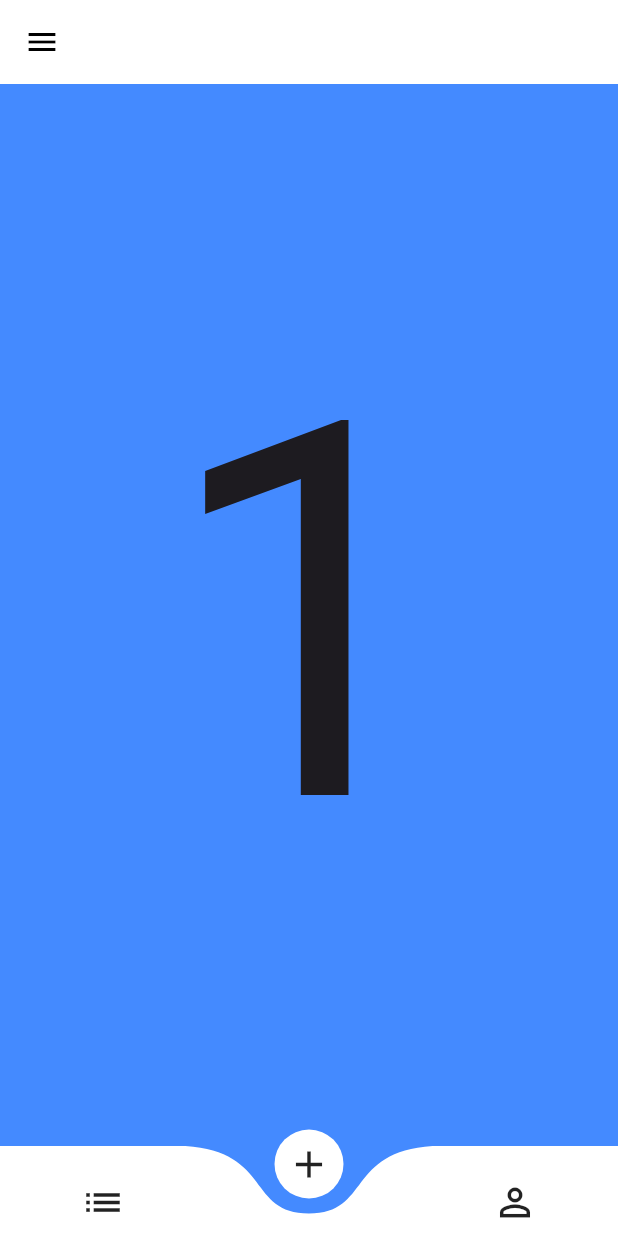
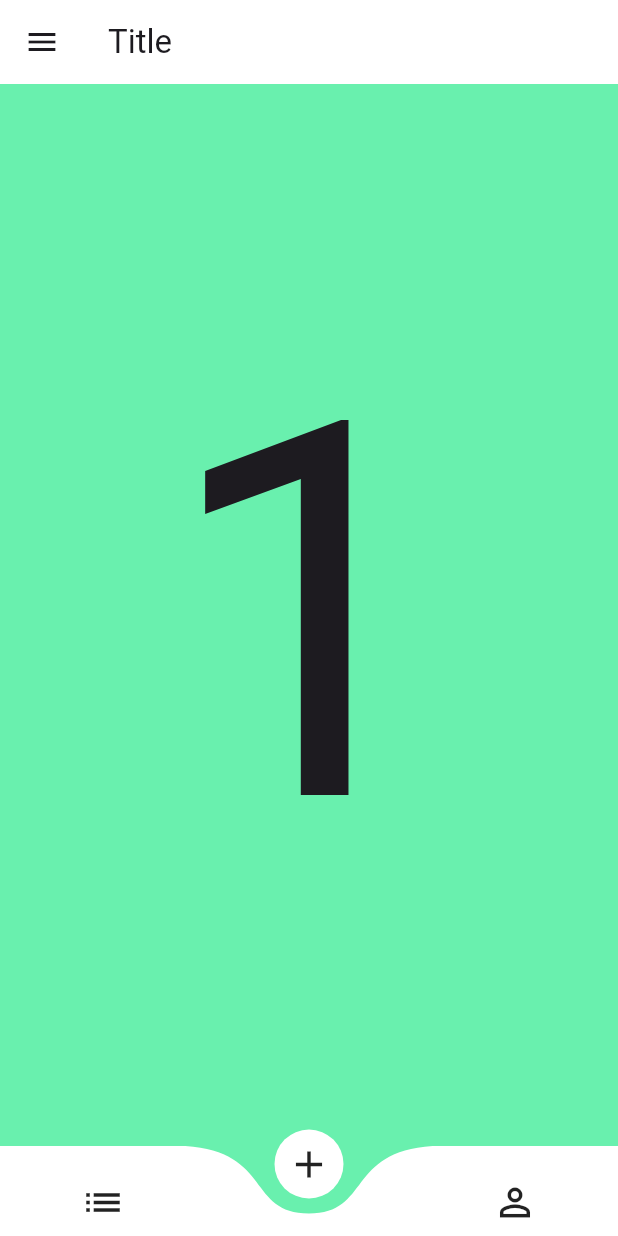
Before and after one commit to MoonStar32/Flutter_project_bottomNavBar_mk, a Flutter app: the screen it shows after launch, item 2 of the bottom bar chosen, on a phone screen of 412 x 824 dp. Run offline on Flutter 3.47's test engine with Material 3 defaults, Android fonts, the phone set to English and light mode, and no system bars; drawn by our look-alikes of curved_navigation_bar.

Commit message:
new_version

```diff
--- a/lib/main.dart
+++ b/lib/main.dart
@@ -1,58 +1,143 @@
 import 'package:flutter/material.dart';
 import 'package:curved_navigation_bar/curved_navigation_bar.dart';
 
-void main() => runApp(MaterialApp(home: BottomNavBar()));
+void main() {
+  runApp(const MaterialApp(
+    home: BottomNavBar(),
+  ));
+}
 
 class BottomNavBar extends StatefulWidget {
+  const BottomNavBar({super.key});
+
   @override
-  _BottomNavBarState createState() => _BottomNavBarState();
+  State<BottomNavBar> createState() => BottomNavBarState();
 }
 
-class _BottomNavBarState extends State<BottomNavBar> {
-  int _page = 0;
-  GlobalKey<CurvedNavigationBarState> _bottomNavigationKey = GlobalKey();
+class BottomNavBarState extends State<BottomNavBar> {
+  int page = 0;
+
+  GlobalKey<CurvedNavigationBarState> bottomNavigationKey = GlobalKey();
+
+  getColor() {
+    if (page == 0) {
+      return Colors.blueAccent;
+    } else if (page == 1) {
+      return Colors.greenAccent;
+    } else {
+      return Colors.redAccent;
+    }
+  }
+
   @override
   Widget build(BuildContext context) {
     return Scaffold(
       appBar: AppBar(
         backgroundColor: Colors.white,
-        foregroundColor: Colors.black,
+        title: const Text('Title'),
       ),
-      drawer: Drawer(
-        child: Center(child: Text("Page")),
+      drawer: const Drawer(
+        backgroundColor: Colors.white,
+        child: Center(
+          child: Text('Page'),
+        ),
       ),
       bottomNavigationBar: CurvedNavigationBar(
-        key: _bottomNavigationKey,
+        backgroundColor: getColor(),
+        key: bottomNavigationKey,
         index: 0,
-        height: 60.0,
-        items: <Widget>[
-          Icon(Icons.list, size: 30),
-          Icon(Icons.add, size: 30),
-          Icon(Icons.perm_identity, size: 30),
+        height: 60,
+        items: const <Widget>[
+          Icon(
+            Icons.list,
+            size: 30,
+          ),
+          Icon(
+            Icons.add,
+            size: 30,
+          ),
+          Icon(
+            Icons.perm_identity,
+            size: 30,
+          ),
         ],
-        color: Colors.white,
-        buttonBackgroundColor: Colors.white,
-        backgroundColor: Colors.blueAccent,
-        animationCurve: Curves.easeInOut,
-        animationDuration: Duration(milliseconds: 500),
         onTap: (index) {
           setState(() {
-            _page = index;
+            page = index;
           });
         },
-        letIndexChange: (index) => true,
       ),
       body: Container(
-        color: Colors.blueAccent,
+        color: getColor(),
         child: Center(
-          child: Column(
-            mainAxisAlignment: MainAxisAlignment.center,
-            children: <Widget>[
-              Text(_page.toString(), textScaleFactor: 25.0),
-            ],
+          child: Text(
+            page.toString(),
+            textScaleFactor: 25,
           ),
         ),
       ),
     );
   }
 }
+
+
+
+
+// import 'package:flutter/material.dart';
+// import 'package:curved_navigation_bar/curved_navigation_bar.dart';
+
+// void main() => runApp(MaterialApp(home: BottomNavBar()));
+
+// class BottomNavBar extends StatefulWidget {
+//   @override
+//   _BottomNavBarState createState() => _BottomNavBarState();
+// }
+
+// class _BottomNavBarState extends State<BottomNavBar> {
+//   int _page = 0;
+//   GlobalKey<CurvedNavigationBarState> _bottomNavigationKey = GlobalKey();
+//   @override
+//   Widget build(BuildContext context) {
+//     return Scaffold(
+//       appBar: AppBar(
+//         backgroundColor: Colors.white,
+//         foregroundColor: Colors.black,
+//       ),
+//       drawer: Drawer(
+//         child: Center(child: Text("Page")),
+//       ),
+//       bottomNavigationBar: CurvedNavigationBar(
+//         key: _bottomNavigationKey,
+//         index: 0,
+//         height: 60.0,
+//         items: <Widget>[
+//           Icon(Icons.list, size: 30),
+//           Icon(Icons.add, size: 30),
+//           Icon(Icons.perm_identity, size: 30),
+//         ],
+//         color: Colors.white,
+//         buttonBackgroundColor: Colors.white,
+//         backgroundColor: Colors.blueAccent,
+//         animationCurve: Curves.easeInOut,
+//         animationDuration: Duration(milliseconds: 500),
+//         onTap: (index) {
+//           setState(() {
+//             _page = index;
+//           });
+//         },
+//         letIndexChange: (index) => true,
+//       ),
+//       body: Container(
+//         color: Colors.blueAccent,
+//         child: Center(
+//           child: Column(
+//             mainAxisAlignment: MainAxisAlignment.center,
+//             children: <Widget>[
+//               Text(_page.toString(), textScaleFactor: 25.0),
+//             ],
+//           ),
+//         ),
+//       ),
+//     );
+//   }
+// }
--- a/pubspec.yaml
+++ b/pubspec.yaml
@@ -36,6 +36,7 @@ dependencies:
   # The following adds the Cupertino Icons font to your application.
   # Use with the CupertinoIcons class for iOS style icons.
   cupertino_icons: ^1.0.2
+  curved_navigation_bar: ^1.0.3
 
 dev_dependencies:
   flutter_test:
```
Also changed, not shown: pubspec.lock, 1 other file.
